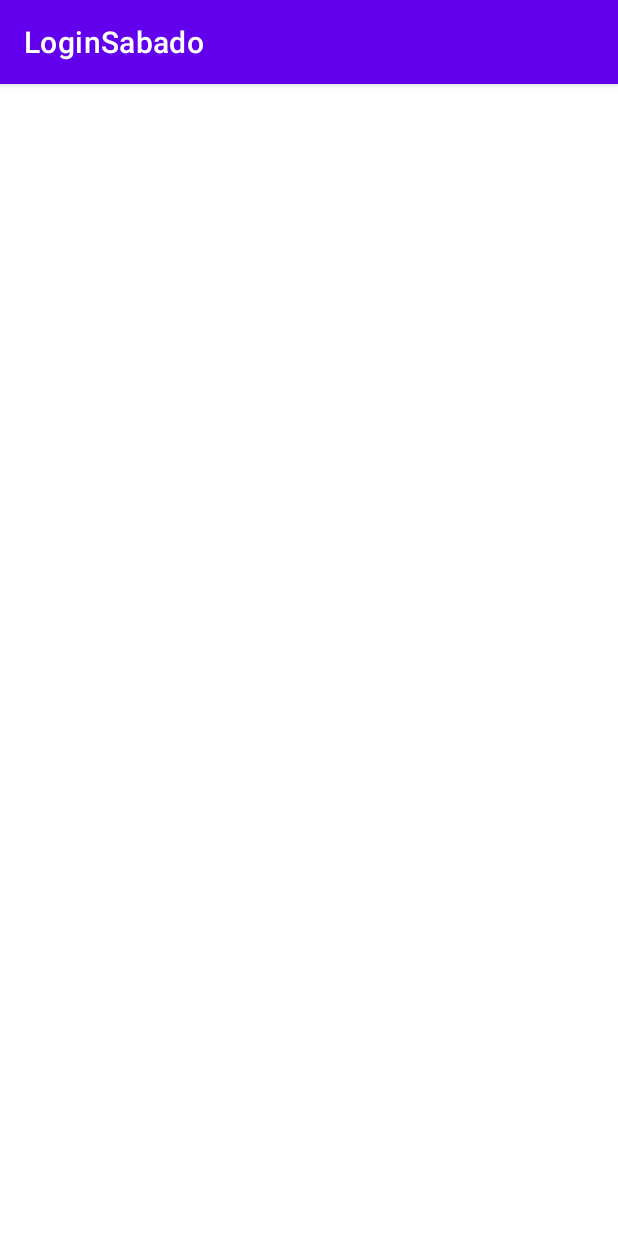
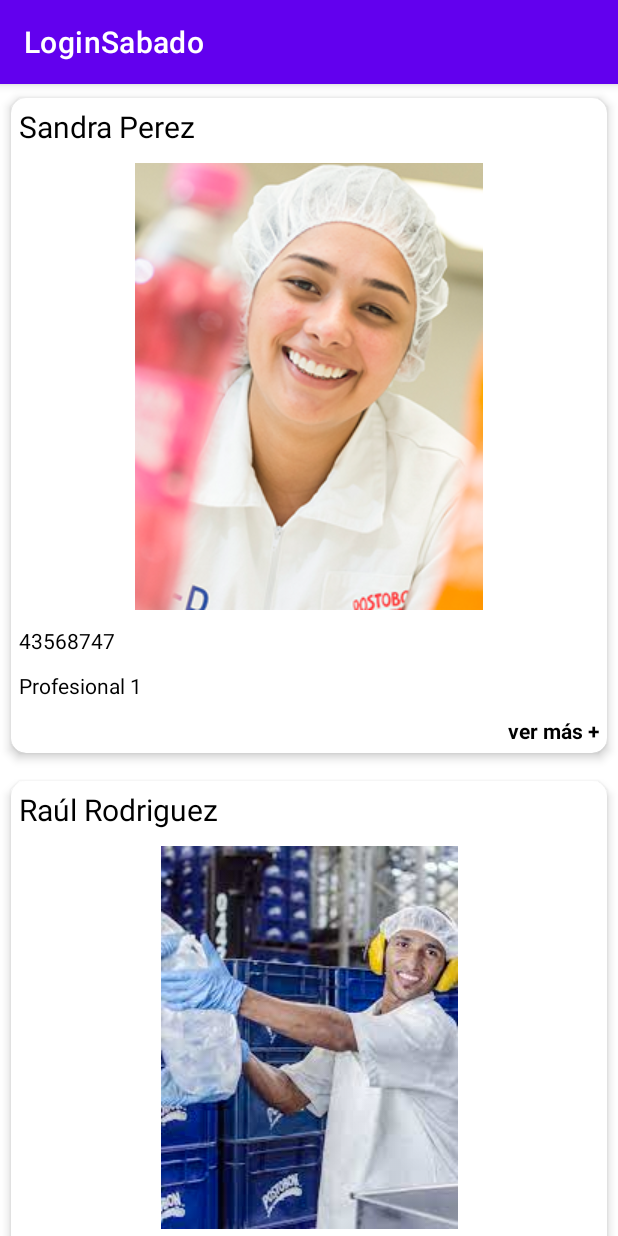
Before and after one commit to jjosegallegocesde/Login, an Android app: the Home screen opened directly, with no data from a screen before it, on a phone screen of 412 x 824 dp. Run offline under Robolectric (Android 15) with nearby library versions, the phone set to English and light mode, and no system bars.

Commit message:
se crean tarjetas dinamicas

```diff
--- a/app/build.gradle
+++ b/app/build.gradle
@@ -34,6 +34,7 @@ dependencies {
     implementation 'com.google.android.material:material:1.3.0'
     implementation 'androidx.constraintlayout:constraintlayout:2.0.4'
     implementation "androidx.recyclerview:recyclerview:1.1.0"
+    implementation "androidx.cardview:cardview:1.0.0"
     testImplementation 'junit:junit:4.+'
     androidTestImplementation 'androidx.test.ext:junit:1.1.2'
     androidTestImplementation 'androidx.test.espresso:espresso-core:3.3.0'
--- /dev/null
+++ b/app/src/main/java/com/example/loginsabado/AdaptadorLista.java
@@ -0,0 +1,77 @@
+package com.example.loginsabado;
+
+import android.content.Intent;
+import android.view.LayoutInflater;
+import android.view.View;
+import android.view.ViewGroup;
+import android.widget.ImageView;
+import android.widget.TextView;
+
+import androidx.annotation.NonNull;
+import androidx.recyclerview.widget.RecyclerView;
+
+import java.util.ArrayList;
+
+public class AdaptadorLista extends RecyclerView.Adapter<AdaptadorLista.viewHolder> {
+
+    ArrayList<Trabajador> listaDeDatos;
+
+    public AdaptadorLista(ArrayList<Trabajador> listaDeDatos) {
+        this.listaDeDatos = listaDeDatos;
+
+    }
+
+    @NonNull
+    @Override
+    public AdaptadorLista.viewHolder onCreateViewHolder(@NonNull ViewGroup parent, int viewType) {
+        View vistaItemLista= LayoutInflater.from(parent.getContext())
+                .inflate(R.layout.item_de_lista,parent,false);
+        return new viewHolder(vistaItemLista);
+    }
+
+    @Override
+    public void onBindViewHolder(@NonNull AdaptadorLista.viewHolder holder, int position) {
+        holder.actualizarDatosDeItem(listaDeDatos.get(position));
+    }
+
+    @Override
+    public int getItemCount() {
+        return listaDeDatos.size();
+    }
+
+    public class viewHolder extends RecyclerView.ViewHolder {
+
+        TextView nombreTrabajador,cedulaTrabajador,ocupacionTrabajador;
+        ImageView fotoTrabajador;
+
+        public viewHolder(@NonNull View itemView) {
+            super(itemView);
+            nombreTrabajador=itemView.findViewById(R.id.nombreEmpleado);
+            fotoTrabajador=itemView.findViewById(R.id.fotoEmpleado);
+            cedulaTrabajador=itemView.findViewById(R.id.cedulaEmpleado);
+            ocupacionTrabajador=itemView.findViewById(R.id.ocupacionEmpleado);
+
+
+
+        }
+
+        public void actualizarDatosDeItem(Trabajador datos) {
+            nombreTrabajador.setText(datos.getNombreEmpleado());
+            fotoTrabajador.setImageResource(datos.getFotoEmpelado());
+            cedulaTrabajador.setText(datos.getCedulaEmpleado());
+            ocupacionTrabajador.setText(datos.getOcupacionEmpleado());
+
+            itemView.setOnClickListener(new View.OnClickListener() {
+                @Override
+                public void onClick(View v) {
+
+                    Intent intent=new Intent(itemView.getContext(),MainActivity.class);
+                    intent.putExtra("trabajador",datos);
+                    itemView.getContext().startActivity(intent);
+
+                }
+            });
+
+        }
+    }
+}
--- a/app/src/main/java/com/example/loginsabado/Home.java
+++ b/app/src/main/java/com/example/loginsabado/Home.java
@@ -1,14 +1,77 @@
 package com.example.loginsabado;
 
 import androidx.appcompat.app.AppCompatActivity;
+import androidx.recyclerview.widget.LinearLayoutManager;
+import androidx.recyclerview.widget.RecyclerView;
 
+import android.content.Intent;
 import android.os.Bundle;
 
+import java.util.ArrayList;
+
+
 public class Home extends AppCompatActivity {
+
+    ArrayList<Trabajador> listaDeDatos=new ArrayList<>();
+    RecyclerView listado;
+
 
     @Override
     protected void onCreate(Bundle savedInstanceState) {
         super.onCreate(savedInstanceState);
         setContentView(R.layout.activity_home);
+
+        listado=findViewById(R.id.listado);
+        listado.setHasFixedSize(true);
+        listado.setLayoutManager(new LinearLayoutManager(this,LinearLayoutManager.VERTICAL,false));
+
+
+        crearListado();
+
+        AdaptadorLista adaptador= new AdaptadorLista(listaDeDatos);
+        listado.setAdapter(adaptador);
+
     }
+
+
+
+    private void crearListado() {
+
+        listaDeDatos.add(new Trabajador(
+                "Sandra Perez",
+                "43568747",
+                "Profesional 1",
+                getString(R.string.descripcion1),
+                R.drawable.avatar1
+        ));
+
+        listaDeDatos.add(new Trabajador(
+                "Raúl Rodriguez",
+                "1028546258",
+                "Operario",
+                getString(R.string.descripcion2),
+                R.drawable.avatar2
+        ));
+
+        listaDeDatos.add(new Trabajador(
+                "Martha Nielsen",
+                "1017164898",
+                "Operario",
+                getString(R.string.descripcion3),
+                R.drawable.avatar3
+        ));
+
+        listaDeDatos.add(new Trabajador(
+                "Bayron Perea",
+                "1017458457",
+                "Profesional 2",
+                getString(R.string.descripcion4),
+                R.drawable.avatar4
+        ));
+
+
+
+    }
+
+
 }
--- a/app/src/main/java/com/example/loginsabado/Splash.java
+++ b/app/src/main/java/com/example/loginsabado/Splash.java
@@ -24,7 +24,7 @@ public class Splash extends AppCompatActivity {
         TimerTask inicio= new TimerTask() {
             @Override
             public void run() {
-                Intent intent= new Intent(Splash.this,MainActivity.class);
+                Intent intent= new Intent(Splash.this,Home.class);
                 startActivity(intent);
                 finish();
             }
--- /dev/null
+++ b/app/src/main/java/com/example/loginsabado/Trabajador.java
@@ -0,0 +1,59 @@
+package com.example.loginsabado;
+
+
+import java.io.Serializable;
+
+public class Trabajador implements Serializable {
+
+    String nombreEmpleado,cedulaEmpleado,ocupacionEmpleado,descripcionEmpleado;
+    int fotoEmpelado;
+
+    public Trabajador(String nombreEmpleado, String cedulaEmpleado, String ocupacionEmpleado, String descripcionEmpleado, int fotoEmpelado) {
+        this.nombreEmpleado = nombreEmpleado;
+        this.cedulaEmpleado = cedulaEmpleado;
+        this.ocupacionEmpleado = ocupacionEmpleado;
+        this.descripcionEmpleado = descripcionEmpleado;
+        this.fotoEmpelado = fotoEmpelado;
+    }
+
+
+    public String getNombreEmpleado() {
+        return nombreEmpleado;
+    }
+
+    public void setNombreEmpleado(String nombreEmpleado) {
+        this.nombreEmpleado = nombreEmpleado;
+    }
+
+    public String getCedulaEmpleado() {
+        return cedulaEmpleado;
+    }
+
+    public void setCedulaEmpleado(String cedulaEmpleado) {
+        this.cedulaEmpleado = cedulaEmpleado;
+    }
+
+    public String getOcupacionEmpleado() {
+        return ocupacionEmpleado;
+    }
+
+    public void setOcupacionEmpleado(String ocupacionEmpleado) {
+        this.ocupacionEmpleado = ocupacionEmpleado;
+    }
+
+    public String getDescripcionEmpleado() {
+        return descripcionEmpleado;
+    }
+
+    public void setDescripcionEmpleado(String descripcionEmpleado) {
+        this.descripcionEmpleado = descripcionEmpleado;
+    }
+
+    public int getFotoEmpelado() {
+        return fotoEmpelado;
+    }
+
+    public void setFotoEmpelado(int fotoEmpelado) {
+        this.fotoEmpelado = fotoEmpelado;
+    }
+}
--- a/app/src/main/res/layout/activity_home.xml
+++ b/app/src/main/res/layout/activity_home.xml
@@ -7,13 +7,15 @@
     tools:context=".Home">
 
 
+
     <androidx.recyclerview.widget.RecyclerView
         android:id="@+id/listado"
         android:layout_width="match_parent"
         android:layout_height="wrap_content"
         app:layout_constraintTop_toTopOf="parent"
-        app:layout_constraintStart_toStartOf="parent"
-        app:layout_constraintEnd_toEndOf="parent"/>
+        app:layout_constraintBottom_toBottomOf="parent"
+        app:layout_constraintEnd_toEndOf="parent"
+        app:layout_constraintStart_toStartOf="parent"/>
 
 
 </androidx.constraintlayout.widget.ConstraintLayout>
--- a/app/src/main/res/layout/item_de_lista.xml
+++ b/app/src/main/res/layout/item_de_lista.xml
@@ -1,18 +1,92 @@
 <?xml version="1.0" encoding="utf-8"?>
-<androidx.constraintlayout.widget.ConstraintLayout xmlns:android="http://schemas.android.com/apk/res/android"
+
+    <androidx.cardview.widget.CardView
+
+        xmlns:android="http://schemas.android.com/apk/res/android"
+        xmlns:app="http://schemas.android.com/apk/res-auto"
+        app:layout_constraintStart_toStartOf="parent"
+        app:layout_constraintEnd_toEndOf="parent"
         android:layout_width="match_parent"
-    android:layout_height="match_parent"
-    xmlns:app="http://schemas.android.com/apk/res-auto">
+        android:layout_height="wrap_content"
+        app:cardCornerRadius="10dp"
+        app:cardElevation="4dp"
+        app:cardUseCompatPadding="true">
 
+            <androidx.constraintlayout.widget.ConstraintLayout
+                android:layout_width="match_parent"
+                android:layout_height="wrap_content">
 
                 <TextView
-        android:id="@+id/dato1DelItemDeLista"
+                    android:id="@+id/nombreEmpleado"
                     android:layout_width="match_parent"
                     android:layout_height="wrap_content"
-        android:textSize="30sp"
+                    android:textSize="20sp"
+                    android:text="nombreEmpleado"
                     android:textColor="@color/black"
+                    android:padding="5dp"
                     app:layout_constraintTop_toTopOf="parent"
                     app:layout_constraintEnd_toEndOf="parent"
                     app:layout_constraintStart_toStartOf="parent"/>
 
+                <ImageView
+                    android:id="@+id/fotoEmpleado"
+                    android:layout_width="wrap_content"
+                    android:layout_height="wrap_content"
+                    android:src="@drawable/avatar1"
+                    android:padding="5dp"
+                    app:layout_constraintTop_toBottomOf="@id/nombreEmpleado"
+                    app:layout_constraintStart_toStartOf="parent"
+                    app:layout_constraintEnd_toEndOf="parent"/>
+
+                <TextView
+                    android:id="@+id/cedulaEmpleado"
+                    android:layout_width="wrap_content"
+                    android:layout_height="wrap_content"
+                    android:textColor="@color/black"
+                    android:padding="5dp"
+                    android:text="CEDULA:43564587"
+                    app:layout_constraintTop_toBottomOf="@id/fotoEmpleado"
+                    app:layout_constraintStart_toStartOf="parent"
+                    app:layout_constraintEnd_toEndOf="parent"
+                    app:layout_constraintHorizontal_bias="0"/>
+
+                <TextView
+                    android:id="@+id/ocupacionEmpleado"
+                    android:layout_width="wrap_content"
+                    android:layout_height="wrap_content"
+                    android:textColor="@color/black"
+                    android:padding="5dp"
+                    android:text="Ocupación: Operario"
+
+                    app:layout_constraintTop_toBottomOf="@+id/cedulaEmpleado"
+                    app:layout_constraintStart_toStartOf="parent"
+                    app:layout_constraintEnd_toEndOf="parent"
+                    app:layout_constraintHorizontal_bias="0"/>
+
+                <TextView
+                    android:layout_width="wrap_content"
+                    android:layout_height="wrap_content"
+                    android:textColor="@color/black"
+                    android:textStyle="bold"
+                    android:text="ver más +"
+                    android:padding="5dp"
+                    app:layout_constraintTop_toBottomOf="@id/ocupacionEmpleado"
+                    app:layout_constraintStart_toStartOf="parent"
+                    app:layout_constraintEnd_toEndOf="parent"
+                    app:layout_constraintHorizontal_bias="1"
+
+                    />
+
+
+
             </androidx.constraintlayout.widget.ConstraintLayout>
+
+
+
+
+
+
+
+
+
+    </androidx.cardview.widget.CardView>
--- a/app/src/main/res/values/strings.xml
+++ b/app/src/main/res/values/strings.xml
@@ -3,5 +3,10 @@
     <string name="ayudaHoras">Digite el numero de horas </string>
     <string name="calcular">Calcular Salario </string>
 
+    <string name="descripcion1">Sandra Perez es una empleada con más de 8 años de antiguedad en la empresa que se caracteriza por su compañerismo </string>
+    <string name="descripcion2">Raúl Roduiguez es un operario nuevo que demuestra muestro interes en aprender y mejorar dia a dia </string>
+    <string name="descripcion3">Martha Nielsen es una viajera del tiempo, conocida como EVA, debe llegar antes de ADAN pilas!! </string>
+    <string name="descripcion4">Bayron es un excelente profesional que juega para el equipo de fútbol de la compañia, es el goleador del torneo </string>
+
 
 </resources>
```
Also changed, not shown: app/src/main/java/AdaptadorLista.java (deleted, +0 -44 lines), app/src/main/java/com/example/loginsabado/MainActivity.java (+19 -1 lines), app/src/main/res/layout/activity_main.xml (+68 -36 lines), app/src/main/res/drawable/avatar1.png (added), app/src/main/res/drawable/avatar2.png (added), app/src/main/res/drawable/avatar3.png (added), app/src/main/res/drawable/avatar4.png (added), app/src/main/res/drawable/fondofinal.png (added), app/src/main/res/drawable/foto1.jpg (added). Lines whose indentation alone changed are shown as unchanged.
